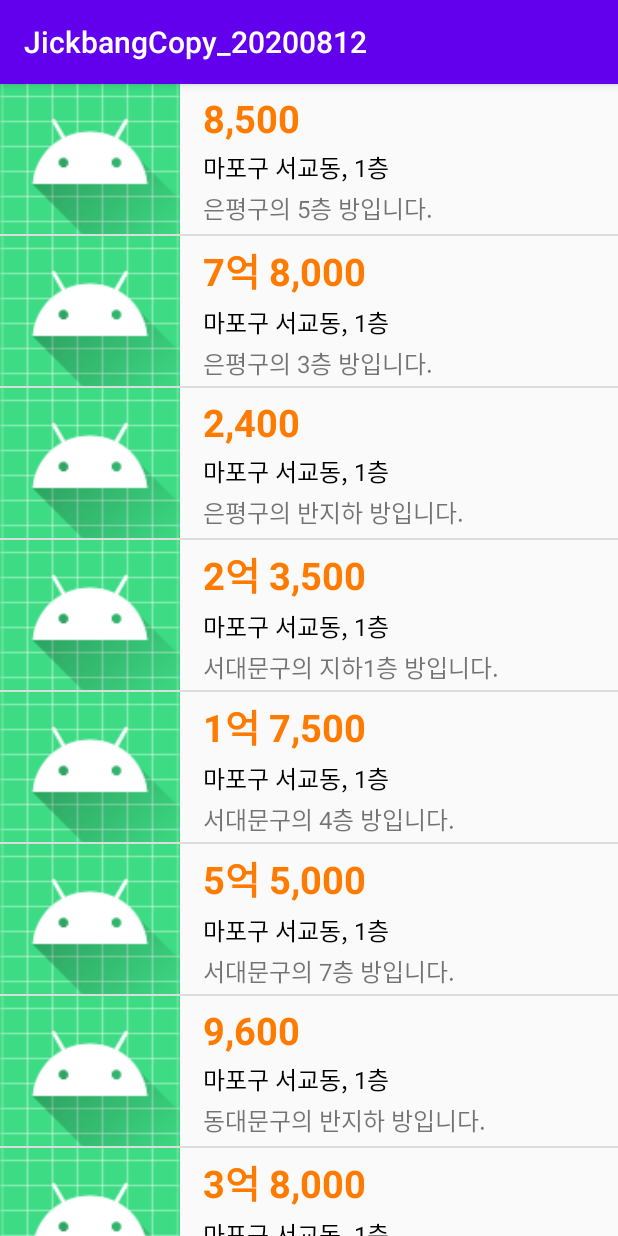
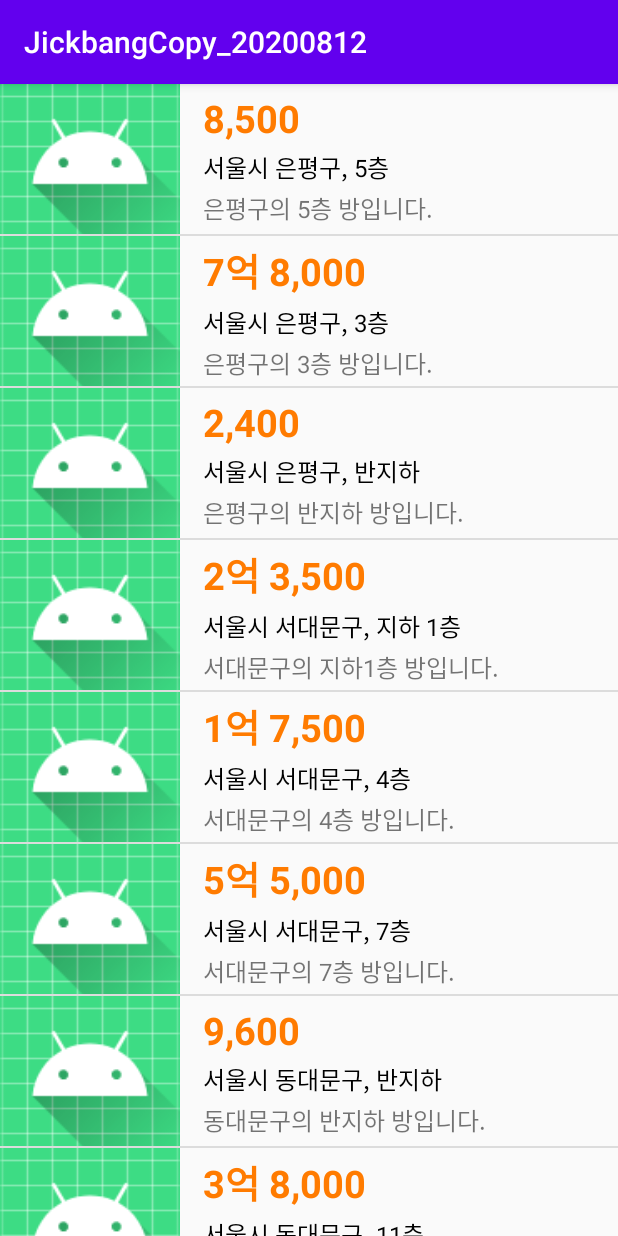
Before and after one commit to kosoo/JickbangCopy_20200812, an Android app: the screen it shows after launch (MainActivity), on a phone screen of 412 x 824 dp. Run offline under Robolectric (Android 15) with nearby library versions, the phone set to English and light mode, and no system bars.

Commit message:
data.floor 값의 범위에 따른 층수 표현 + 주소 표현

```diff
--- a/app/src/main/java/kr/co/tjoeun/jickbangcopy_20200812/adapters/RoomAdapter.kt
+++ b/app/src/main/java/kr/co/tjoeun/jickbangcopy_20200812/adapters/RoomAdapter.kt
@@ -28,20 +28,31 @@ class RoomAdapter(
         val row = tempRow!!
         val descTxt = row.findViewById<TextView>(R.id.descTxt)
         val priceTxt = row.findViewById<TextView>(R.id.priceTxt)
+        val addressAdnFloorTxt = row.findViewById<TextView>(R.id.addressAdnFloorTxt)
+
 
         val data = mList[position]
-
-        descTxt.text = data.description
 
         if (data.price >= 10000){
             val hm = data.price / 10000
             val th = data.price % 10000
 
             priceTxt.text = "${hm}억 ${NumberFormat.getNumberInstance(Locale.KOREA).format(th)}"
-
         }else{
             priceTxt.text = NumberFormat.getNumberInstance(Locale.KOREA).format(data.price)
         }
+        /**/
+        val floorStr : String
+        if (data.floor >= 1) {
+            floorStr = "${data.floor}층"
+        } else if (data.floor == 0) {
+            floorStr = "반지하"
+        } else {
+            floorStr = "지하 ${-data.floor}층"
+        }
+
+        addressAdnFloorTxt.text = "${data.address}, ${floorStr}"
+        descTxt.text = data.description
 
 
         return row
--- a/app/src/main/res/layout/room_list_item.xml
+++ b/app/src/main/res/layout/room_list_item.xml
@@ -32,7 +32,7 @@
                 android:text="8,000" />
 
             <TextView
-                android:id="@+id/addressTxt"
+                android:id="@+id/addressAdnFloorTxt"
                 android:layout_width="wrap_content"
                 android:layout_height="wrap_content"
                 android:textSize="16sp"
```
